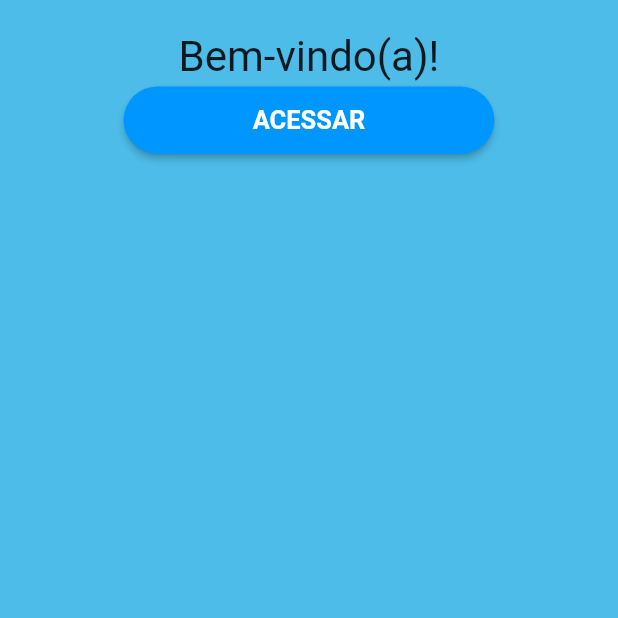
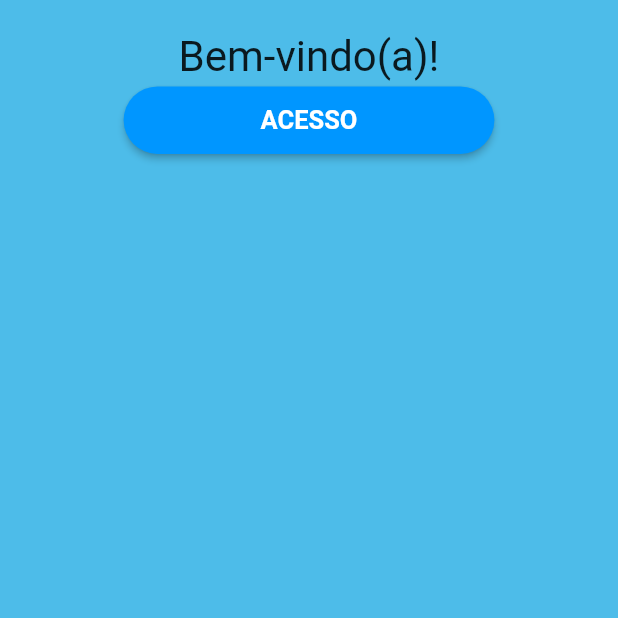
Before and after one commit to Gustavo632a/TCC, a Flutter app: the screen it shows after launch, on a phone screen of 412 x 824 dp, the part 561-1179 px from its top. Run offline on Flutter 3.47's test engine with Material 2 defaults, Android fonts, the light colour scheme and no system bars; our stand-ins replace get, get_storage; missing offline and left inert: validatorless; Roboto replaces fonts that are missing (mplus1).

Commit message:
Update splash_page.dart

```diff
--- a/lib/App/modules/splash/splash_page.dart
+++ b/lib/App/modules/splash/splash_page.dart
@@ -31,7 +31,7 @@ class SplashPage extends StatelessWidget {
                   height: 60,
                 ),
                 ChangeButton(
-                label: 'ACESSAR',
+                label: 'ACESSO',
                 width: context.widthTransformer(reducedBy: 40),
                 height: 45,
                 onPressed: () {
```
